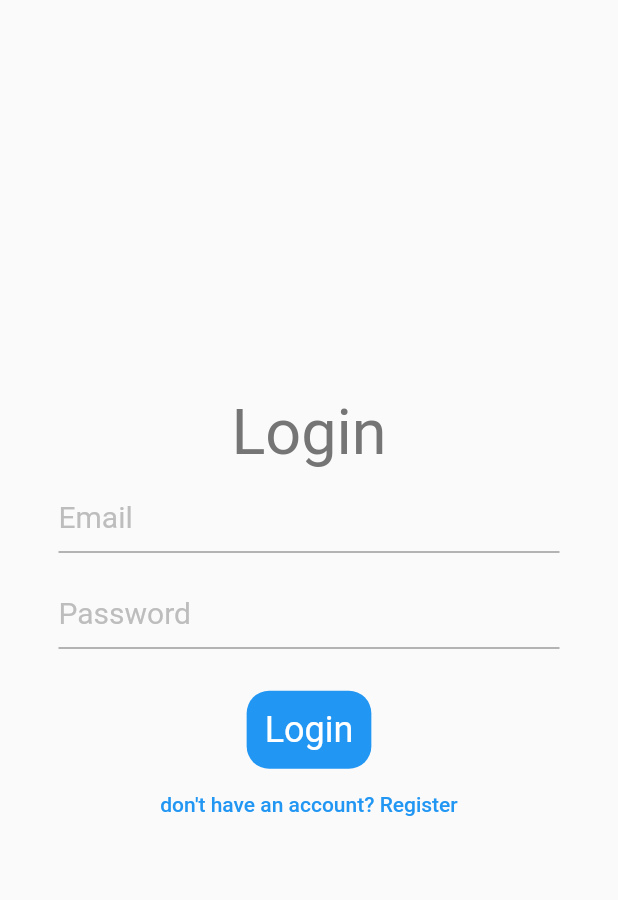
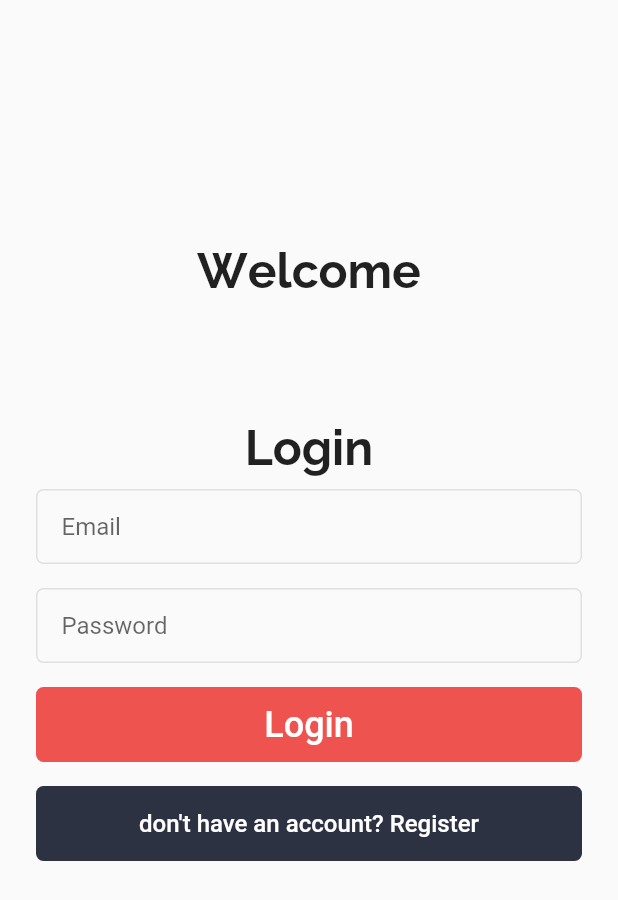
Before and after one commit to mohammedalijaafar1999/sport-equipment-lost-and-found-flutter, a Flutter app: the screen it shows after launch, on a phone screen of 412 x 824 dp. Shown: the top 900 px of the screen. Run offline on Flutter 3.47's test engine with Material 2 defaults, Android fonts, the phone set to English and light mode, and no system bars; our stand-ins replace flutter_secure_storage.

Commit message:
re-made the login page design only

```diff
--- /dev/null
+++ b/lib/Assets/Constants.dart
@@ -0,0 +1,4 @@
+import 'package:flutter/material.dart';
+
+const Heading1 =
+    TextStyle(fontFamily: 'Raleway', fontWeight: FontWeight.bold, fontSize: 32);
--- a/lib/Controller/AuthController.dart
+++ b/lib/Controller/AuthController.dart
@@ -19,8 +19,7 @@ class AuthController {
     );
 
     //check validity of token
-    var data = jsonDecode(response.body);
-    if (data["message"] != null) {
+    if (response.statusCode >= 200 && response.statusCode <= 299) {
       return false;
     } else {
       return true;
--- /dev/null
+++ b/lib/CustomWidgets/CustomTextField.dart
@@ -0,0 +1,32 @@
+import 'package:flutter/material.dart';
+
+class CustomTextField extends StatelessWidget {
+  final String hintText;
+  final bool obsecureText;
+  final TextEditingController controller;
+
+  const CustomTextField({
+    Key? key,
+    required this.hintText,
+    required this.controller,
+    this.obsecureText = false,
+  }) : super(key: key);
+
+  @override
+  Widget build(BuildContext context) {
+    return Container(
+      decoration: BoxDecoration(
+          borderRadius: BorderRadius.circular(5),
+          border: Border.all(color: Colors.grey.shade300)),
+      child: Padding(
+        padding: const EdgeInsets.symmetric(horizontal: 16),
+        child: TextField(
+          obscureText: this.obsecureText,
+          controller: this.controller,
+          decoration:
+              InputDecoration(hintText: "$hintText", border: InputBorder.none),
+        ),
+      ),
+    );
+  }
+}
--- a/lib/Screens/Auth/Login.dart
+++ b/lib/Screens/Auth/Login.dart
@@ -5,6 +5,8 @@ import 'package:sports_equipment_lost_and_found_it_project/Screens/Home.dart';
 import 'dart:convert';
 import '../../Utils/Globals.dart' as globals;
 import 'package:flutter_secure_storage/flutter_secure_storage.dart';
+import '../../Assets/Constants.dart';
+import '../../CustomWidgets/CustomTextField.dart';
 
 class Login extends StatefulWidget {
   Login({Key? key}) : super(key: key);
@@ -49,80 +51,180 @@ class _LoginState extends State<Login> {
   @override
   Widget build(BuildContext context) {
     return Scaffold(
-      body: SafeArea(
-        child: Center(
+      body: Center(
         child: SingleChildScrollView(
-            child: Container(
-              width: 350,
           child: Column(
             mainAxisAlignment: MainAxisAlignment.center,
             children: [
+              Padding(
+                padding: const EdgeInsets.all(8.0),
+                child: Column(
+                  children: [
                     Text(
-                    "Login",
-                    style: TextStyle(
-                      color: Colors.grey.shade600,
-                      fontSize: 42,
+                      'Welcome',
+                      style: Heading1,
+                    ),
+                    SizedBox(
+                      height: 80,
+                    ),
+                    Text(
+                      'Login',
+                      style: Heading1,
+                    ),
+                    Padding(
+                      padding: const EdgeInsets.symmetric(
+                          horizontal: 16, vertical: 8),
+                      child: CustomTextField(
+                        hintText: 'Email',
+                        controller: emailController,
                       ),
                     ),
                     Padding(
-                    padding: const EdgeInsets.all(8.0),
-                    child: TextField(
-                      controller: emailController,
-                      decoration: InputDecoration(
-                        hintText: "Email",
-                        hintStyle: TextStyle(
-                            fontSize: 20.0, color: Colors.grey.shade400),
+                      padding: const EdgeInsets.symmetric(
+                          horizontal: 16, vertical: 8),
+                      child: CustomTextField(
+                        hintText: 'Password',
+                        obsecureText: true,
+                        controller: passwordController,
+                      ),
+                    ),
+                    Padding(
+                      padding: const EdgeInsets.symmetric(
+                          horizontal: 8, vertical: 0),
+                      child: TextButton(
+                        onPressed: () {},
+                        child: Container(
+                          height: 50,
+                          width: double.infinity,
+                          decoration: BoxDecoration(
+                            borderRadius: BorderRadius.circular(5),
+                            color: Colors.red.shade400,
+                          ),
+                          child: Center(
+                            child: Text(
+                              "Login",
+                              style:
+                                  TextStyle(color: Colors.white, fontSize: 24),
+                            ),
+                          ),
                         ),
                       ),
                     ),
                     Padding(
-                    padding: const EdgeInsets.all(8.0),
-                    child: TextField(
-                      obscureText: true,
-                      controller: passwordController,
-                      decoration: InputDecoration(
-                        hintText: "Password",
-                        hintStyle: TextStyle(
-                            fontSize: 20.0, color: Colors.grey.shade400),
-                      ),
-                    ),
-                  ),
-                  SizedBox(
-                    height: 20,
-                  ),
-                  GestureDetector(
-                    onTap: login,
-                    child: Container(
-                      child: Padding(
-                        padding: const EdgeInsets.all(12.0),
-                        child: Text(
-                          "Login",
-                          style: TextStyle(
-                            color: Colors.white,
-                            fontSize: 24,
-                          ),
-                        ),
-                      ),
-                      decoration: BoxDecoration(
-                          color: Colors.blue,
-                          borderRadius: BorderRadius.circular(15)),
-                    ),
-                  ),
-                  TextButton(
+                      padding: const EdgeInsets.symmetric(
+                          horizontal: 8, vertical: 0),
+                      child: TextButton(
                         onPressed: () {
                           Navigator.pushReplacement(
                             context,
                             MaterialPageRoute(builder: (context) => Register()),
                           );
                         },
-                    child: Text('don\'t have an account? Register'),
+                        child: Container(
+                          height: 50,
+                          width: double.infinity,
+                          decoration: BoxDecoration(
+                            borderRadius: BorderRadius.circular(5),
+                            color: Color(0xFF2D3243),
+                          ),
+                          child: Center(
+                            child: Text(
+                              "don't have an account? Register",
+                              style: TextStyle(
+                                color: Colors.white,
+                                fontSize: 16,
+                              ),
+                            ),
+                          ),
+                        ),
+                      ),
+                    ),
+                    SizedBox(
+                      height: 80,
+                    ),
+                  ],
+                ),
               ),
             ],
           ),
         ),
       ),
-        ),
-      ),
     );
+    // return Scaffold(
+    //   body: SafeArea(
+    //     child: Center(
+    //       child: SingleChildScrollView(
+    //         child: Container(
+    //           width: 350,
+    //           child: Column(
+    //             mainAxisAlignment: MainAxisAlignment.center,
+    //             children: [
+    //               Text(
+    //                 "Login",
+    //                 style: TextStyle(
+    //                   color: Colors.grey.shade600,
+    //                   fontSize: 42,
+    //                 ),
+    //               ),
+    //               Padding(
+    //                 padding: const EdgeInsets.all(8.0),
+    //                 child: TextField(
+    //                   controller: emailController,
+    //                   decoration: InputDecoration(
+    //                     hintText: "Email",
+    //                     hintStyle: TextStyle(
+    //                         fontSize: 20.0, color: Colors.grey.shade400),
+    //                   ),
+    //                 ),
+    //               ),
+    //               Padding(
+    //                 padding: const EdgeInsets.all(8.0),
+    //                 child: TextField(
+    //                   obscureText: true,
+    //                   controller: passwordController,
+    //                   decoration: InputDecoration(
+    //                     hintText: "Password",
+    //                     hintStyle: TextStyle(
+    //                         fontSize: 20.0, color: Colors.grey.shade400),
+    //                   ),
+    //                 ),
+    //               ),
+    //               SizedBox(
+    //                 height: 20,
+    //               ),
+    //               GestureDetector(
+    //                 onTap: login,
+    //                 child: Container(
+    //                   child: Padding(
+    //                     padding: const EdgeInsets.all(12.0),
+    //                     child: Text(
+    //                       "Login",
+    //                       style: TextStyle(
+    //                         color: Colors.white,
+    //                         fontSize: 24,
+    //                       ),
+    //                     ),
+    //                   ),
+    //                   decoration: BoxDecoration(
+    //                       color: Colors.blue,
+    //                       borderRadius: BorderRadius.circular(15)),
+    //                 ),
+    //               ),
+    //               TextButton(
+    //                 onPressed: () {
+    //                   Navigator.pushReplacement(
+    //                     context,
+    //                     MaterialPageRoute(builder: (context) => Register()),
+    //                   );
+    //                 },
+    //                 child: Text('don\'t have an account? Register'),
+    //               ),
+    //             ],
+    //           ),
+    //         ),
+    //       ),
+    //     ),
+    //   ),
+    // );
   }
 }
--- a/lib/Screens/Home.dart
+++ b/lib/Screens/Home.dart
@@ -16,18 +16,22 @@ class _HomeState extends State<Home> {
     final storage = new FlutterSecureStorage();
     var token = await storage.read(key: "token");
 
-    await http.post(
-      Uri.parse("http://" + globals.hostname + '/api/login'),
+    var response = await http.post(
+      Uri.parse("http://" + globals.hostname + '/api/logout'),
       headers: <String, String>{
         'Content-Type': 'application/json; charset=UTF-8',
         'Authorization': 'Bearer $token',
       },
     );
 
-    storage.delete(key: 'token').then((value) => {
-          Navigator.pushReplacement(
-              context, MaterialPageRoute(builder: (context) => Login()))
-        });
+    if (response.statusCode >= 200 && response.statusCode <= 299) {
+      storage.delete(key: 'token').then((value) => {
+            Navigator.pushReplacement(
+                context, MaterialPageRoute(builder: (context) => Login()))
+          });
+    } else {
+      print("logout from server failed");
+    }
   }
 
   @override
--- a/lib/Screens/LoadingScreen.dart
+++ b/lib/Screens/LoadingScreen.dart
@@ -1,5 +1,3 @@
-import 'dart:convert';
-
 import 'package:flutter/material.dart';
 import 'package:flutter_secure_storage/flutter_secure_storage.dart';
 import 'package:sports_equipment_lost_and_found_it_project/Screens/Auth/Login.dart';
@@ -35,11 +33,10 @@ class _LoadingScreenState extends State<LoadingScreen> {
     );
 
     //check validity of token
-    var data = jsonDecode(response.body);
-    if (data["message"] != null) {
+    if (response.statusCode >= 200 && response.statusCode <= 299) {
+      return true;
+    } else {
       return false;
-    } else {
-      return true;
     }
   }
 
--- a/lib/main.dart
+++ b/lib/main.dart
@@ -11,6 +11,7 @@ class MyApp extends StatelessWidget {
   @override
   Widget build(BuildContext context) {
     return MaterialApp(
+      debugShowCheckedModeBanner: false,
       title: 'Flutter Demo',
       theme: ThemeData(
         primarySwatch: Colors.blue,
```
Also changed, not shown: pubspec.yaml (+7 -11 lines), fonts/Raleway-Bold.ttf (added), fonts/Raleway-ExtraBold.ttf (added), fonts/Raleway-ExtraLight.ttf (added), fonts/Raleway-Heavy.ttf (added), fonts/Raleway-Light.ttf (added), fonts/Raleway-Medium.ttf (added), fonts/Raleway-Regular.ttf (added), fonts/Raleway-SemiBold.ttf (added), fonts/Raleway-Thin.ttf (added). Lines whose indentation alone changed are shown as unchanged.
